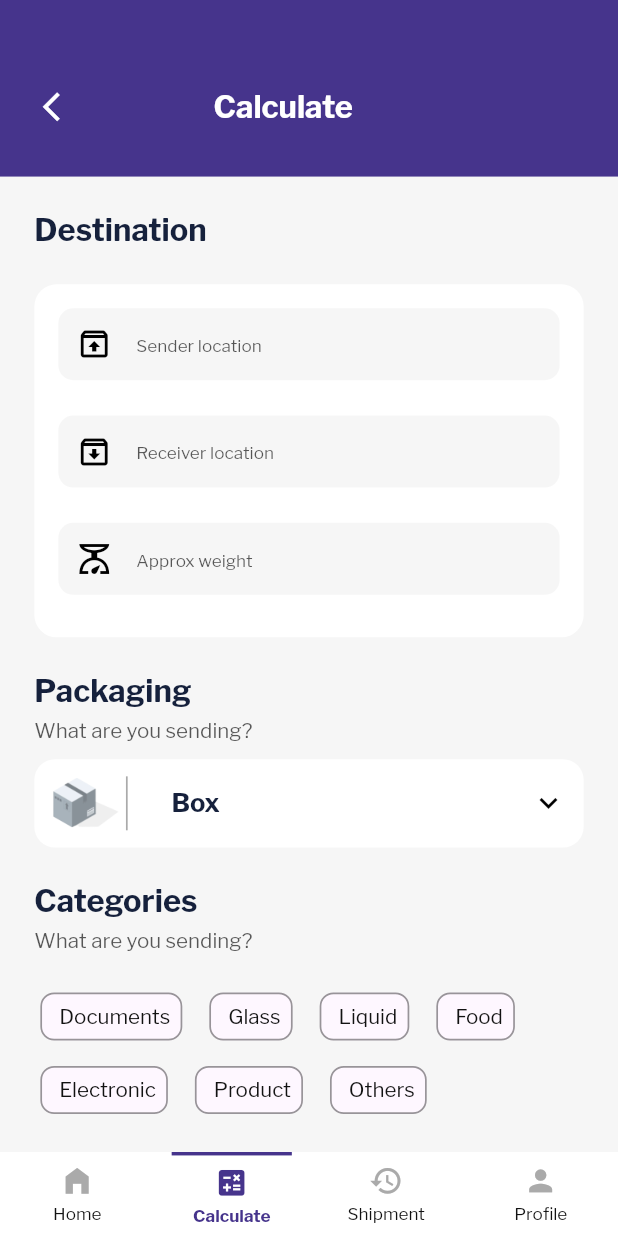
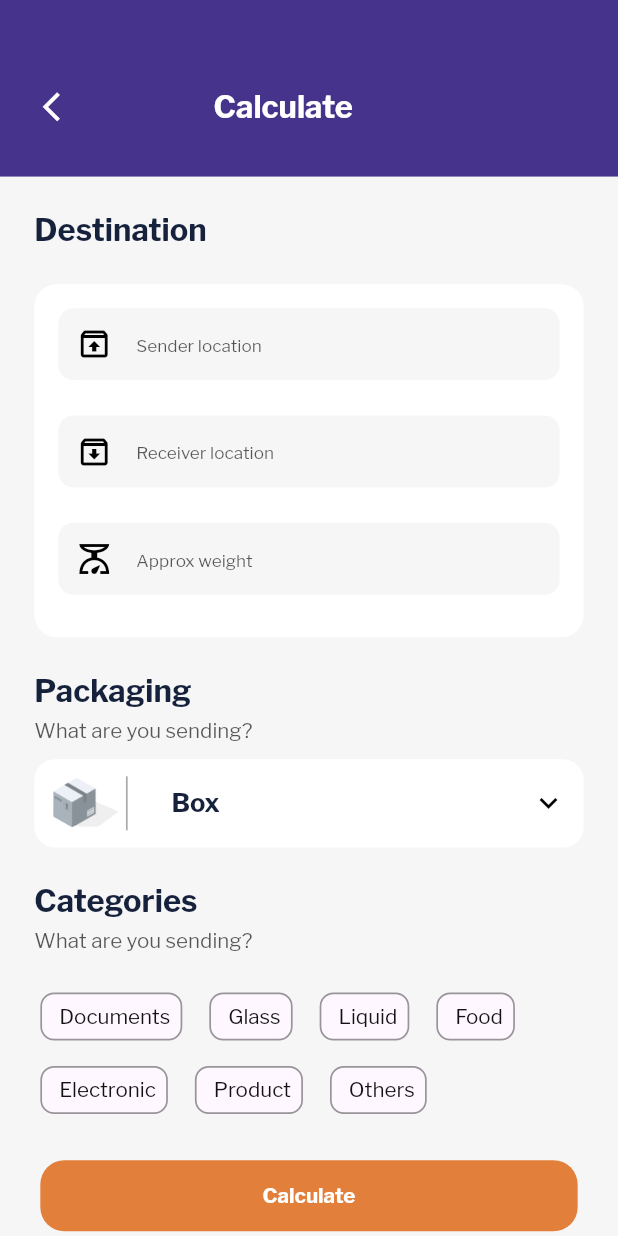
Before and after one commit to kekule15/movemate, a Flutter app: the HomeNavigation screen opened directly, item 2 of the bottom bar chosen, on a phone screen of 412 x 824 dp. Run offline on Flutter 3.47's test engine with Material 3 defaults, Android fonts, the phone set to English and light mode, and no system bars; drawn by our look-alikes of animated_bottom_navigation_bar; our stand-ins replace flutter_animate, flutter_riverpod, flutter_screenutil, flutter_svg, fluttertoast, get and 3 more; missing offline and left inert: masked_text; accounts and stored records are empty.

Commit message:
hide navigation bar after 800 milliseconds for other tabs aside the home view

```diff
--- a/lib/views/home/navigation_page.dart
+++ b/lib/views/home/navigation_page.dart
@@ -1,4 +1,5 @@
 import 'package:flutter/material.dart';
+import 'package:flutter_animate/flutter_animate.dart';
 import 'package:flutter_riverpod/flutter_riverpod.dart';
 import 'package:flutter_screenutil/flutter_screenutil.dart';
 
@@ -42,7 +43,35 @@ class _HomeNavigation extends ConsumerState<HomeNavigation> {
     return WillPopScope(
       onWillPop: onBackPressed,
       child: Scaffold(
-        bottomNavigationBar:  AnimatedBottomNavigationBar.builder(
+        bottomNavigationBar: pageIndex == 0
+            ? AnimatedBottomNavigationBar.builder(
+                elevation: 0,
+                backgroundColor: AppColors.white,
+                itemCount: iconList.length,
+                tabBuilder: (int index, bool isActive) {
+                  return Padding(
+                    padding: EdgeInsets.symmetric(
+                        horizontal: index == 0 || index == 3 ? 0.w : 10.w),
+                    child: NavCardWidget(
+                      title: iconText[index],
+                      icon: iconList[index],
+                      isActive: isActive,
+                    ),
+                  );
+                },
+                activeIndex: pageIndex,
+                gapLocation: GapLocation.none,
+                notchSmoothness: NotchSmoothness.sharpEdge,
+                onTap: (val) {
+                  viewModel.changeIndex(val);
+                  viewModel.hideBottomSheet();
+                },
+
+                //other params
+              )
+            : Visibility(
+                visible: viewModel.hideNavBar,
+                child: AnimatedBottomNavigationBar.builder(
                   elevation: 0,
                   backgroundColor: AppColors.white,
                   itemCount: iconList.length,
@@ -63,6 +92,11 @@ class _HomeNavigation extends ConsumerState<HomeNavigation> {
                   onTap: viewModel.changeIndex,
 
                   //other params
+                )
+                    .animate()
+                    .fadeOut(
+                        curve: Curves.easeOut, duration: 400.ms, delay: 400.ms)
+                    .then(),
               ),
         body: [
           const HomeView(),
```
Also changed, not shown: lib/viewmodels/home_vm.dart (+12 -2 lines). Lines whose indentation alone changed are shown as unchanged.
